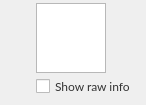
Qt form src/MEGASync/stalled_issues/gui/win/StalledIssueActionTitle.ui (meganz/MEGAsync) before a commit.
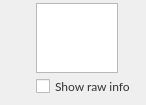
The same form after that commit. Custom widgets are drawn as their Qt base class.

Diff of the .ui file:
```diff
--- a/src/MEGASync/stalled_issues/gui/win/StalledIssueActionTitle.ui
+++ b/src/MEGASync/stalled_issues/gui/win/StalledIssueActionTitle.ui
@@ -148,7 +148,7 @@
          </property>
          <item>
           <widget class="QFrame" name="contents">
-           <layout class="QHBoxLayout" name="horizontalLayout_3" stretch="1,0,1">
+           <layout class="QHBoxLayout" name="horizontalLayout_3" stretch="1,0,0">
             <property name="spacing">
              <number>8</number>
             </property>
```
